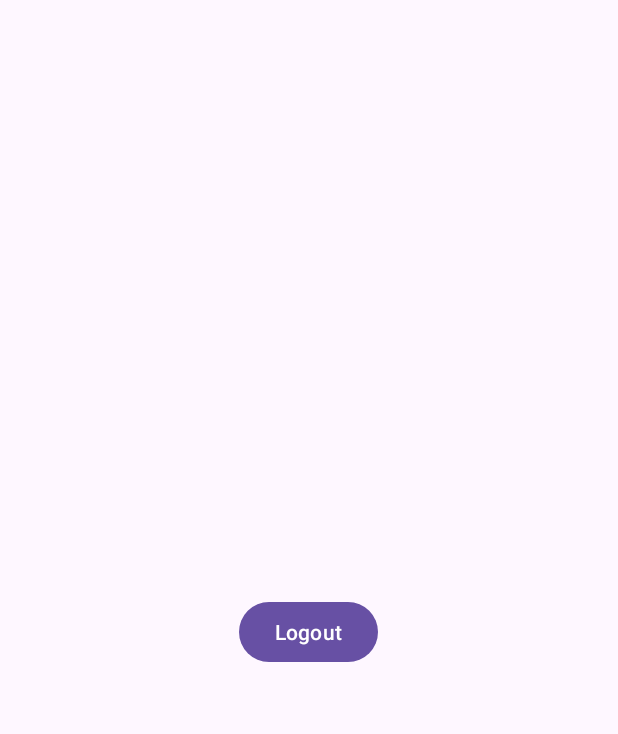
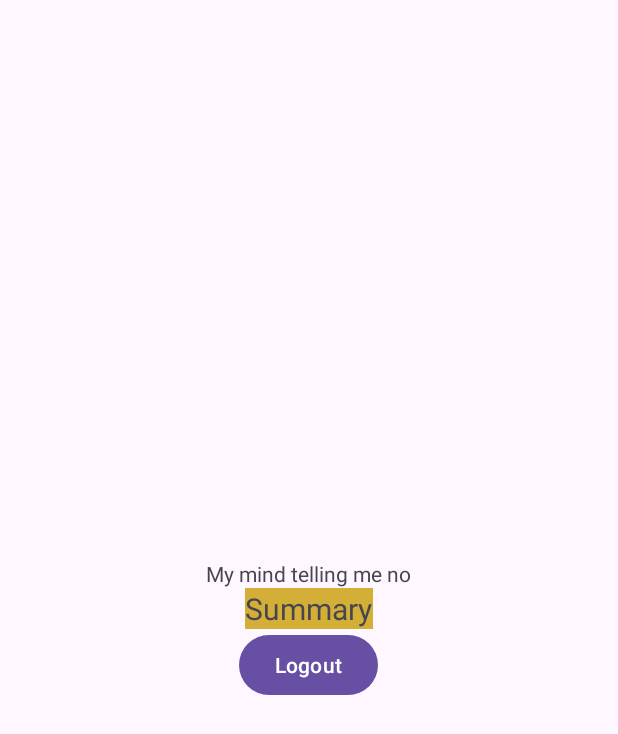
Before and after one commit to mnguyen402/SpotifyWrapper-sdk, an Android app: the MainActivity screen opened directly, with no data from a screen before it, on a phone screen of 412 x 824 dp. Shown: the top 734 px of the screen. Run offline under Robolectric (Android 15) with nearby library versions, the phone set to English and light mode, and no system bars; our stand-ins replace Firebase (no records; nobody signed in at launch, a user with empty details on screens opened directly).

Commit message:
clean up

```diff
--- a/app/src/main/java/com/example/spotify_sdk/MainActivity.java
+++ b/app/src/main/java/com/example/spotify_sdk/MainActivity.java
@@ -16,7 +16,7 @@ public class MainActivity extends AppCompatActivity {
 
     FirebaseAuth auth;
     Button button;
-    TextView textView;
+    TextView textView, summaryButton;
     FirebaseUser user;
     FirebaseFirestore db;
 
@@ -30,13 +30,14 @@ public class MainActivity extends AppCompatActivity {
         textView = findViewById(R.id.user_details);
         user = auth.getCurrentUser();
         db = FirebaseFirestore.getInstance();
+        summaryButton = findViewById(R.id.SummaryButton);
         if (user == null) {
             Intent intent = new Intent(getApplicationContext(), Login.class);
             startActivity(intent);
             finish();
         }
         else {
-            textView.setText(user.getEmail());
+            textView.setText(user.getEmail() + "\n" + "My mind telling me no");
         }
         button.setOnClickListener(new View.OnClickListener() {
             @Override
@@ -47,6 +48,14 @@ public class MainActivity extends AppCompatActivity {
                 finish();
             }
         });
+        summaryButton.setOnClickListener(new View.OnClickListener() {
+            @Override
+            public void onClick(View v) {
+                Intent intent = new Intent(getApplicationContext(), SummaryActivity.class);
+                startActivity(intent);
+                finish();
+            }
+        });
 
     }
 }
--- a/app/src/main/java/com/example/spotify_sdk/Register.java
+++ b/app/src/main/java/com/example/spotify_sdk/Register.java
@@ -55,7 +55,9 @@ public class Register extends AppCompatActivity {
 
         textView.setOnClickListener(new View.OnClickListener() {
             public void onClick(View view) {
-
+                Intent intent = new Intent(getApplicationContext(), Login.class);
+                startActivity(intent);
+                finish();
             }
         });
 
--- a/app/src/main/res/layout/activity_main.xml
+++ b/app/src/main/res/layout/activity_main.xml
@@ -3,24 +3,36 @@
     xmlns:app="http://schemas.android.com/apk/res-auto"
     xmlns:tools="http://schemas.android.com/tools"
     android:layout_width="match_parent"
+    android:layout_height="match_parent"
+    android:gravity="center"
     android:orientation="vertical"
-    android:gravity="center"
-    android:layout_height="match_parent"
     tools:context=".MainActivity">
 
     <TextView
-        android:id = "@+id/user_details"
+        android:id="@+id/user_details"
         android:layout_width="wrap_content"
         android:layout_height="wrap_content"
-        android:text="Hello World!"/>
+        android:text="Hello World!" />
+
+    <TextView
+        android:id="@+id/SummaryButton"
+        android:layout_width="wrap_content"
+        android:layout_height="wrap_content"
+        android:background="@color/metallic_gold"
+        android:text="Summary"
+        android:textSize="20sp" />
+
     <Button
-        android:text="@string/logout"
-        android:id = "@+id/logout"
+        android:id="@+id/logout"
         android:layout_width="wrap_content"
-        android:layout_height="wrap_content" />
+        android:layout_height="wrap_content"
+        android:text="@string/logout" />
+
     <FrameLayout
         android:id="@+id/fragment_container"
         android:layout_width="wrap_content"
-        android:layout_height="wrap_content" />
+        android:layout_height="wrap_content">
+
+    </FrameLayout>
 
 </LinearLayout>
```
Also changed, not shown: app/src/main/AndroidManifest.xml (+15 -14 lines), app/src/main/java/com/example/spotify_sdk/SummaryActivity.java (added, +53 -0 lines), app/src/main/res/layout/activity_summary.xml (added, +60 -0 lines).
